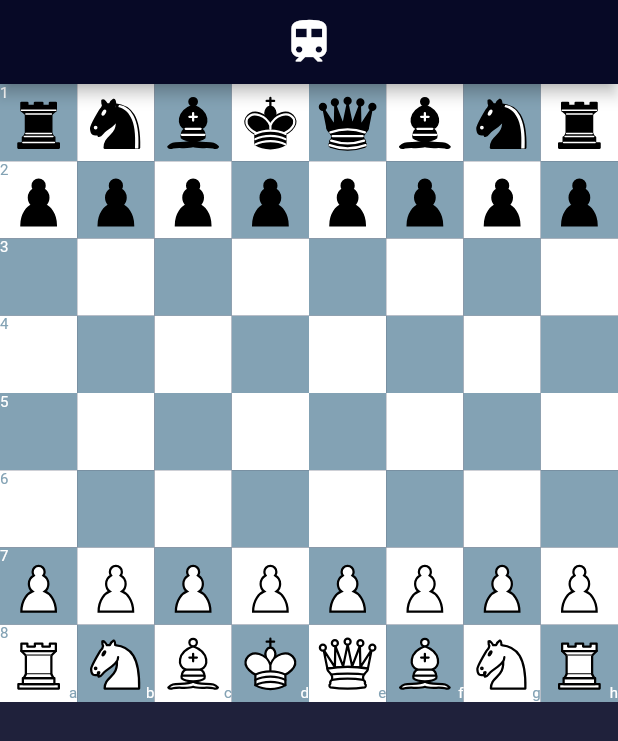
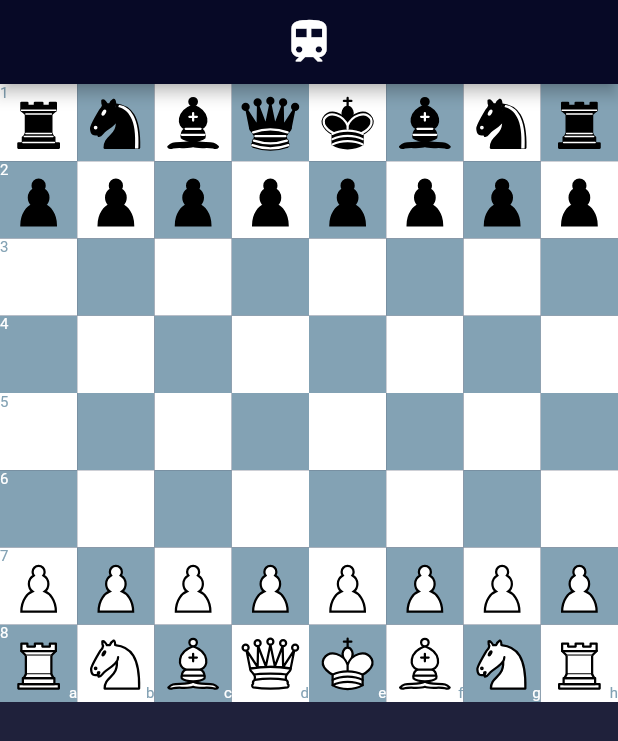
Before and after one commit to RafaMazoliniF/ChessTrain, a Flutter app: the screen it shows after launch, on a phone screen of 412 x 824 dp. Shown: the top 741 px of the screen. Run offline on Flutter 3.47's test engine with Material 2 defaults, Android fonts, the phone set to English and light mode, and no system bars; our stand-ins replace flutter_svg.

Commit message:
update layout

```diff
--- a/lib/Models/chessboardmodel.dart
+++ b/lib/Models/chessboardmodel.dart
@@ -11,14 +11,14 @@ import 'package:chess/pieces/rook.dart';
 class ChessboardModel with ChangeNotifier {
   //The game configuration. It is uptated at each move.
   List<List<String>> layout = [
-    ['bR1', 'bN1', 'bB1', 'bK', 'bQ', 'bB2', 'bN2', 'bR2'],
+    ['bR1', 'bN1', 'bB1', 'bQ', 'bK', 'bB2', 'bN2', 'bR2'],
     ['bP1', 'bP2', 'bP3', 'bP4', 'bP5', 'bP6', 'bP7', 'bP8'],
     ['00', '00', '00', '00', '00', '00', '00', '00'],
     ['00', '00', '00', '00', '00', '00', '00', '00'],
     ['00', '00', '00', '00', '00', '00', '00', '00'],
     ['00', '00', '00', '00', '00', '00', '00', '00'],
     ['wP1', 'wP2', 'wP3', 'wP4', 'wP5', 'wP6', 'wP7', 'wP8'],
-    ['wR1', 'wN1', 'wB1', 'wK', 'wQ', 'wB2', 'wN2', 'wR2'],
+    ['wR1', 'wN1', 'wB1', 'wQ', 'wK', 'wB2', 'wN2', 'wR2'],
   ];
 
   //The layout -> pieces translator.
--- a/lib/chessboard.dart
+++ b/lib/chessboard.dart
@@ -13,7 +13,7 @@ class Chessboard extends StatelessWidget {
     List<Widget> squares = [];
 
     //Alternate colors
-    var isWhite = false;
+    var isWhite = true;
     for (var i = 0; i < 8; i++) {
       for (var j = 0; j < 8; j++) {
         //Gesture detection
```
